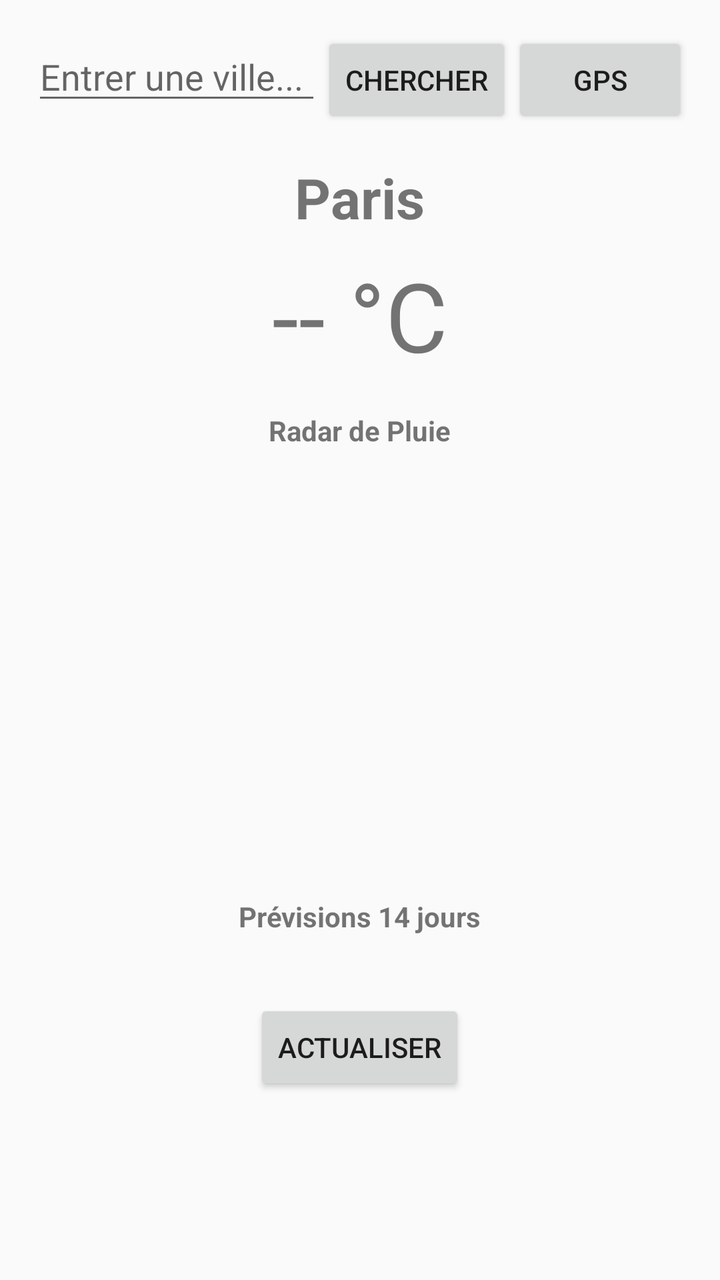
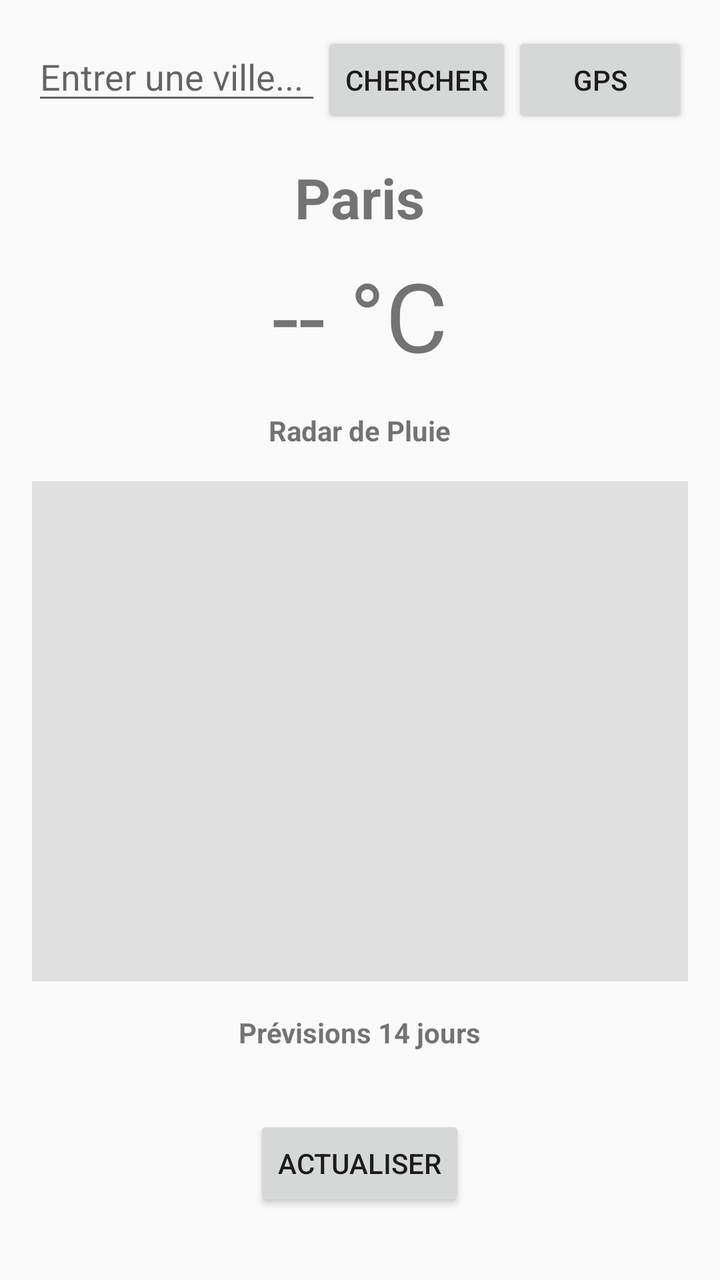

Two renders of the same Android screen: before a commit and after it. Below are the layout's source before the change and the commit's diff.
<!-- AndroidManifest.xml: application theme Theme.AppCompat.Light.NoActionBar -->
<!-- res/layout/activity_main.xml -->
<?xml version="1.0" encoding="utf-8"?>

<ScrollView xmlns:android="http://schemas.android.com/apk/res/android"
    android:layout_width="match_parent"
    android:layout_height="match_parent"
    android:fillViewport="true">

    <LinearLayout
        android:layout_width="match_parent"
        android:layout_height="wrap_content"
        android:orientation="vertical"
        android:gravity="center_horizontal"
        android:padding="16dp">

        
        <LinearLayout
            android:layout_width="match_parent"
            android:layout_height="wrap_content"
            android:orientation="horizontal"
            android:layout_marginBottom="16dp">

            <EditText
                android:id="@+id/citySearchEditText"
                android:layout_width="0dp"
                android:layout_height="wrap_content"
                android:layout_weight="1"
                android:hint="Entrer une ville..." />

            <Button
                android:id="@+id/searchButton"
                android:layout_width="wrap_content"
                android:layout_height="wrap_content"
                android:text="Chercher" />

            <Button
                android:id="@+id/gpsButton"
                android:layout_width="wrap_content"
                android:layout_height="wrap_content"
                android:text="GPS" />
        </LinearLayout>

        
        <TextView
            android:id="@+id/tvCity"
            android:layout_width="wrap_content"
            android:layout_height="wrap_content"
            android:text="Paris"
            android:textSize="28sp"
            android:textStyle="bold" />

        <TextView
            android:id="@+id/tvTemp"
            android:layout_width="wrap_content"
            android:layout_height="wrap_content"
            android:text="-- °C"
            android:textSize="48sp"
            android:layout_marginTop="8dp" />

        
        <TextView
            android:layout_width="wrap_content"
            android:layout_height="wrap_content"
            android:text="Radar de Pluie"
            android:textStyle="bold"
            android:layout_marginTop="16dp" />

        <ImageView
            android:id="@+id/radarImageView"
            android:layout_width="match_parent"
            android:layout_height="200dp"
            android:scaleType="centerCrop"
            android:layout_marginTop="8dp" />

        
        <TextView
            android:layout_width="wrap_content"
            android:layout_height="wrap_content"
            android:text="Prévisions 14 jours"
            android:textStyle="bold"
            android:layout_marginTop="16dp" />

        <androidx.recyclerview.widget.RecyclerView
            android:id="@+id/forecastRecyclerView"
            android:layout_width="match_parent"
            android:layout_height="wrap_content"
            android:orientation="horizontal"
            android:layout_marginTop="8dp" />

        <Button
            android:id="@+id/btnRefresh"
            android:layout_width="wrap_content"
            android:layout_height="wrap_content"
            android:text="Actualiser"
            android:layout_marginTop="24dp" />

    </LinearLayout>
</ScrollView>
<!-- resources referenced by this layout -->
<resources>

</resources>

<!-- the commit's change to res/layout/activity_main.xml (unified diff, before → after) -->
@@ -64,12 +64,29 @@
             android:textStyle="bold"
             android:layout_marginTop="16dp" />
 
-        <ImageView
-            android:id="@+id/radarImageView"
-            android:layout_width="match_parent"
-            android:layout_height="200dp"
-            android:scaleType="centerCrop"
-            android:layout_marginTop="8dp" />
+<FrameLayout
+    android:layout_width="match_parent"
+    android:layout_height="250dp"
+    android:layout_marginTop="16dp"
+    android:background="#E0E0E0">
+
+    
+    <ImageView
+        android:id="@+id/mapBackgroundImageView"
+        android:layout_width="match_parent"
+        android:layout_height="match_parent"
+        android:scaleType="centerCrop"
+        android:contentDescription="Fond de carte" />
+
+    
+    <ImageView
+        android:id="@+id/radarImageView"
+        android:layout_width="match_parent"
+        android:layout_height="match_parent"
+        android:scaleType="centerCrop"
+        android:contentDescription="Radar de pluie" />
+
+</FrameLayout>
 
         
         <TextView
